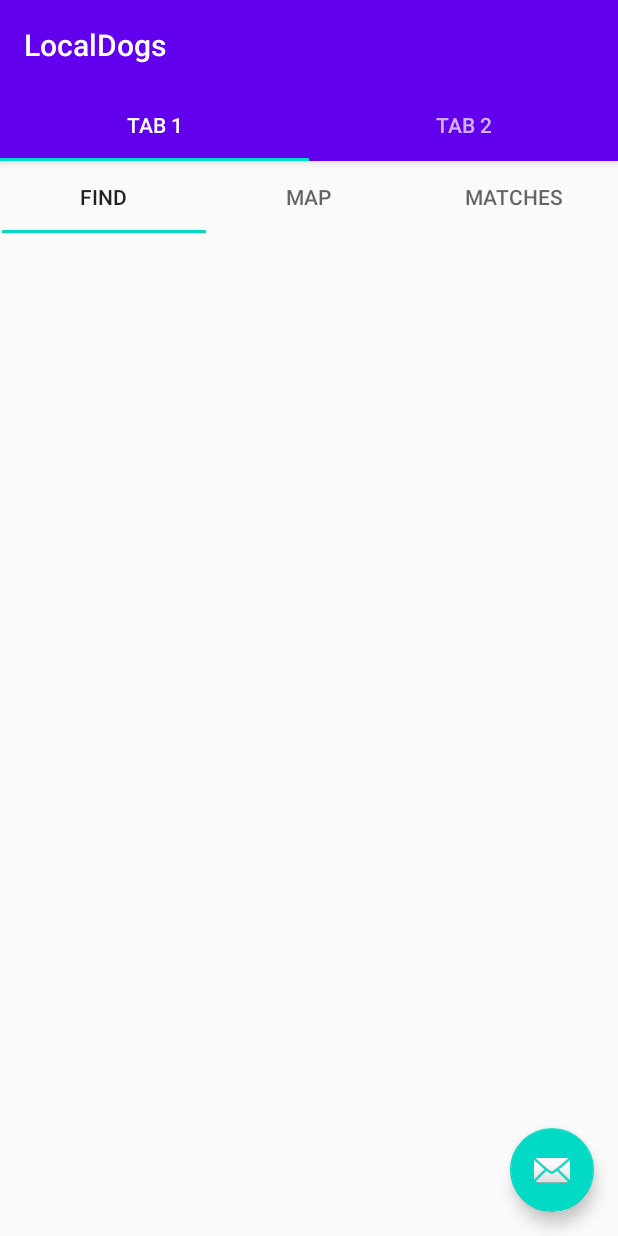
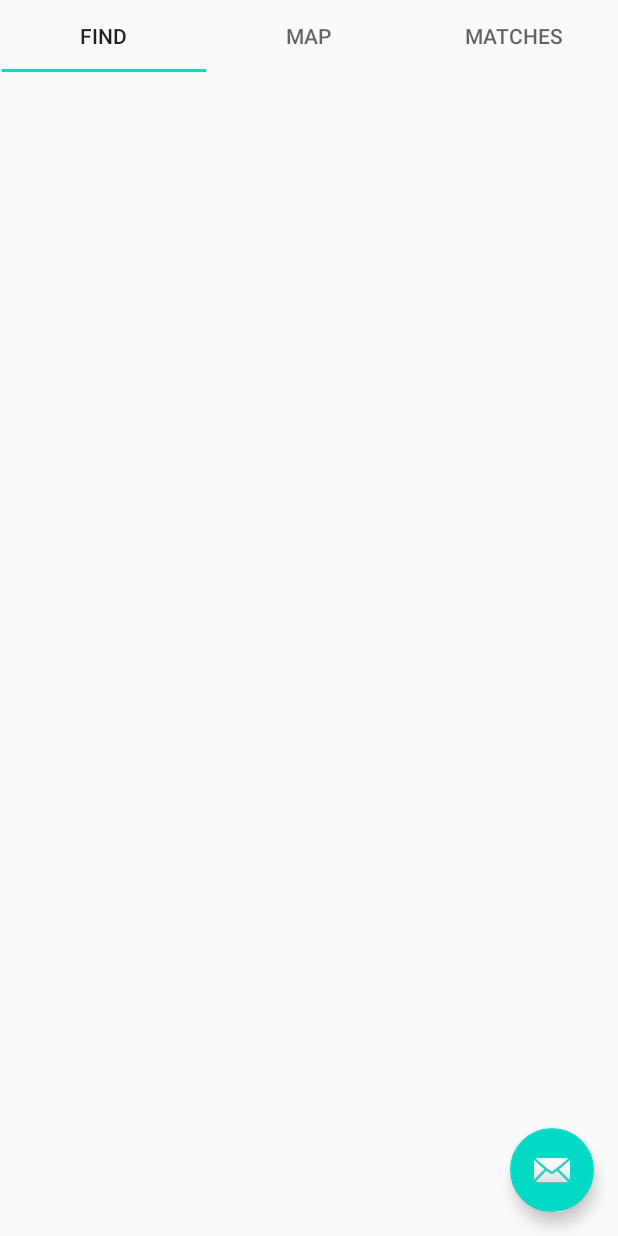
Before and after one commit to LocalDogs/Repo1, an Android app: the MainActivity screen opened directly, with no data from a screen before it, on a phone screen of 412 x 824 dp. Run offline under Robolectric (Android 15) with nearby library versions, the phone set to English and light mode, and no system bars; 1 statement that could not run was skipped.

Commit message:
first of changes to UI

```diff
--- a/Codebase/app/src/main/java/com/example/localdogs/MainActivity.java
+++ b/Codebase/app/src/main/java/com/example/localdogs/MainActivity.java
@@ -24,8 +24,8 @@ public class MainActivity extends AppCompatActivity {
         SectionsPagerAdapter sectionsPagerAdapter = new SectionsPagerAdapter(this, getSupportFragmentManager());
         ViewPager viewPager = findViewById(R.id.view_pager);
         viewPager.setAdapter(sectionsPagerAdapter);
-        TabLayout tabs = findViewById(R.id.tabs);
-        tabs.setupWithViewPager(viewPager);
+        //TabLayout tabs = findViewById(R.id.tabs);
+        //tabs.setupWithViewPager(viewPager);
         FloatingActionButton fab = findViewById(R.id.fab);
 
         fab.setOnClickListener(new View.OnClickListener() {
--- a/Codebase/app/src/main/res/layout/activity_main.xml
+++ b/Codebase/app/src/main/res/layout/activity_main.xml
@@ -9,24 +9,7 @@
     <com.google.android.material.appbar.AppBarLayout
         android:layout_width="match_parent"
         android:layout_height="wrap_content"
-        android:theme="@style/AppTheme.AppBarOverlay">
-
-        <TextView
-            android:id="@+id/title"
-            android:layout_width="wrap_content"
-            android:layout_height="wrap_content"
-            android:gravity="center"
-            android:minHeight="?actionBarSize"
-            android:padding="@dimen/appbar_padding"
-            android:text="@string/app_name"
-            android:textAppearance="@style/TextAppearance.Widget.AppCompat.Toolbar.Title" />
-
-        <com.google.android.material.tabs.TabLayout
-            android:id="@+id/tabs"
-            android:layout_width="match_parent"
-            android:layout_height="wrap_content"
-            android:background="?attr/colorPrimary" />
-    </com.google.android.material.appbar.AppBarLayout>
+        android:theme="@style/AppTheme.AppBarOverlay"/>
 
     <androidx.viewpager.widget.ViewPager
         android:id="@+id/view_pager"
```
Also changed, not shown: Codebase/app/src/main/java/com/example/localdogs/ui/main/PlaceholderFragment.java (line endings or trailing spaces).
